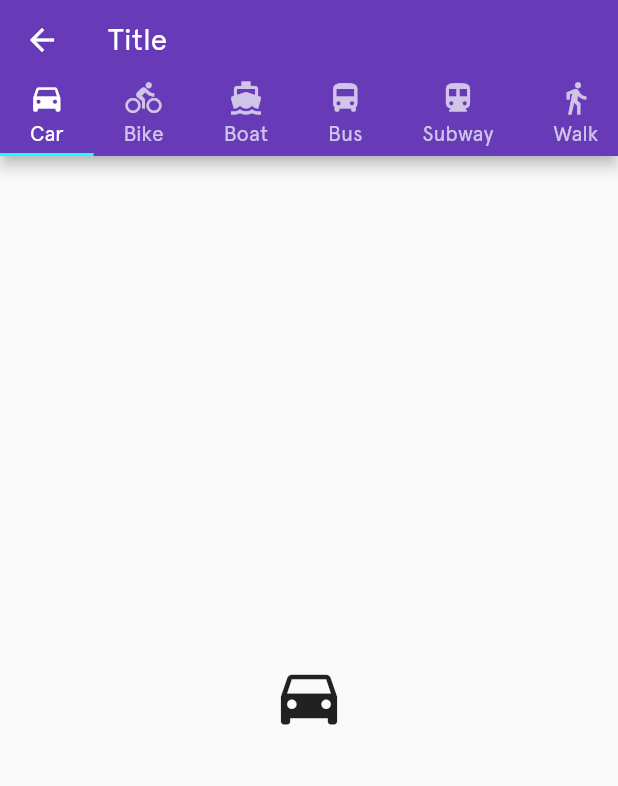
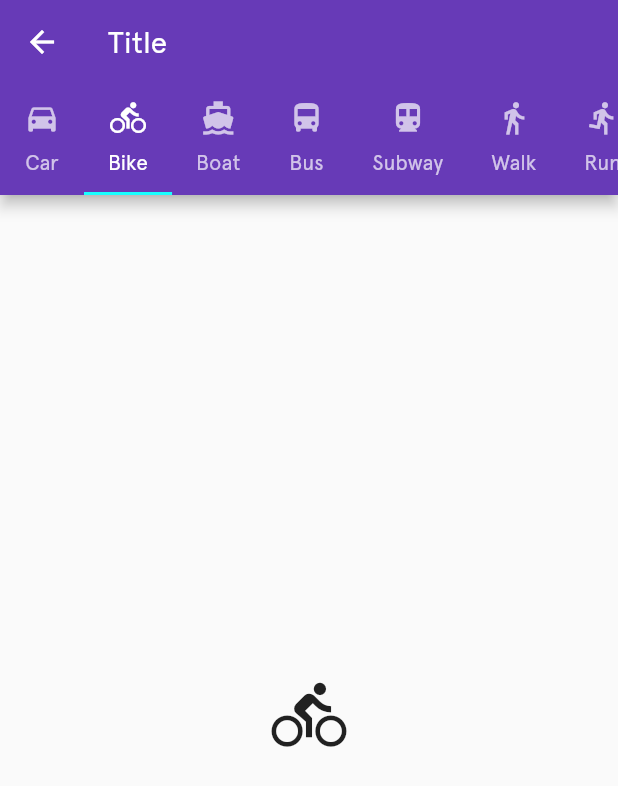
Before and after one commit to weslly99/flutter_playground, a Flutter app: the TabsSample screen opened by its route, on a phone screen of 412 x 824 dp. Shown: the top 786 px of the screen. Run offline on Flutter 3.47's test engine with Material 2 defaults, Android fonts, the phone set to English and light mode, and no system bars.

Commit message:
commented code

```diff
--- a/lib/ui/tabs_sample.dart
+++ b/lib/ui/tabs_sample.dart
@@ -1,4 +1,12 @@
+/*
+* No flutter as tabs são instanciada apenas quando necessarios, ou seja qualquer
+* dado dinamico em uma tab será perdida quando outra for selecionada, para evitar
+* isso utiliza-se padrões com BLoC.
+*
+* */
+
 import 'package:flutter/material.dart';
+
 
 class TabsSample extends StatelessWidget {
 
@@ -17,6 +25,7 @@ class TabsSample extends StatelessWidget {
   @override
   Widget build(BuildContext context) {
     return DefaultTabController(
+      initialIndex: 1, //posição selecionada assim que cria as tabs (inicia em 0)
       length: tabs.length,
       child: Scaffold(
         appBar: AppBar(
@@ -43,14 +52,9 @@ class TabsSample extends StatelessWidget {
   }
 
   Widget tabSection(TabModel tab) {
-    return Column(
-      children: <Widget>[
-        Icon(tab.icon),
-        Padding(
-          padding: const EdgeInsets.all(4.0),
-          child: Text(tab.text),
-        )
-      ],
+    return Tab(
+      text: tab.text,
+      icon: Icon(tab.icon),
     );
   }
 }
```
